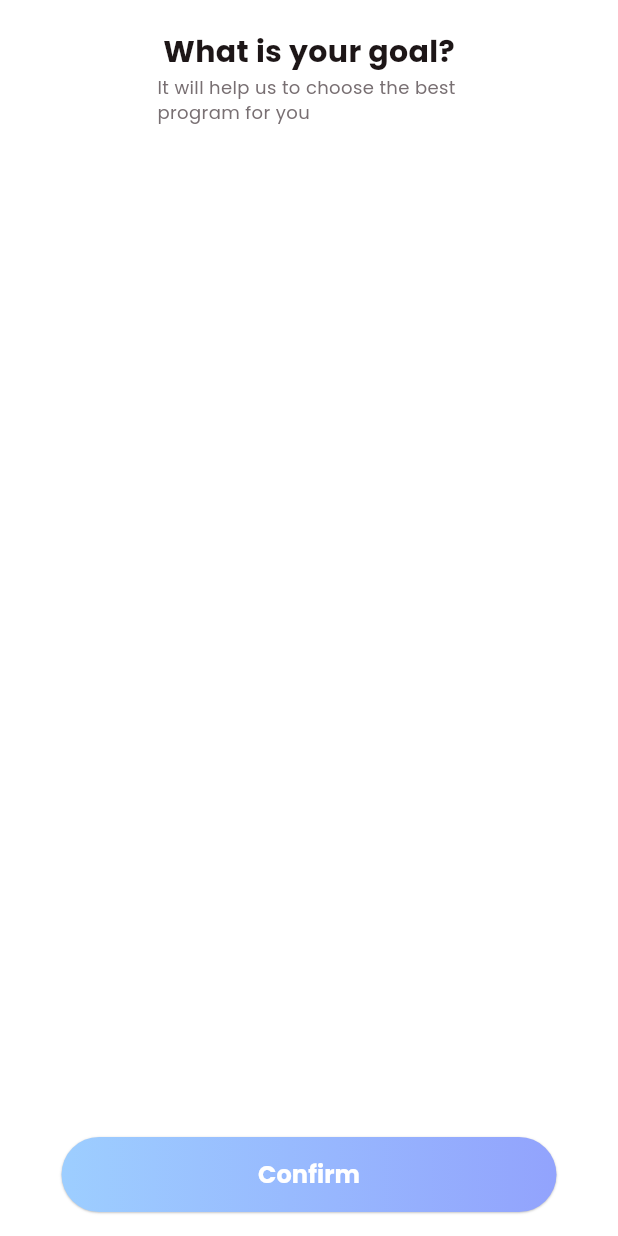
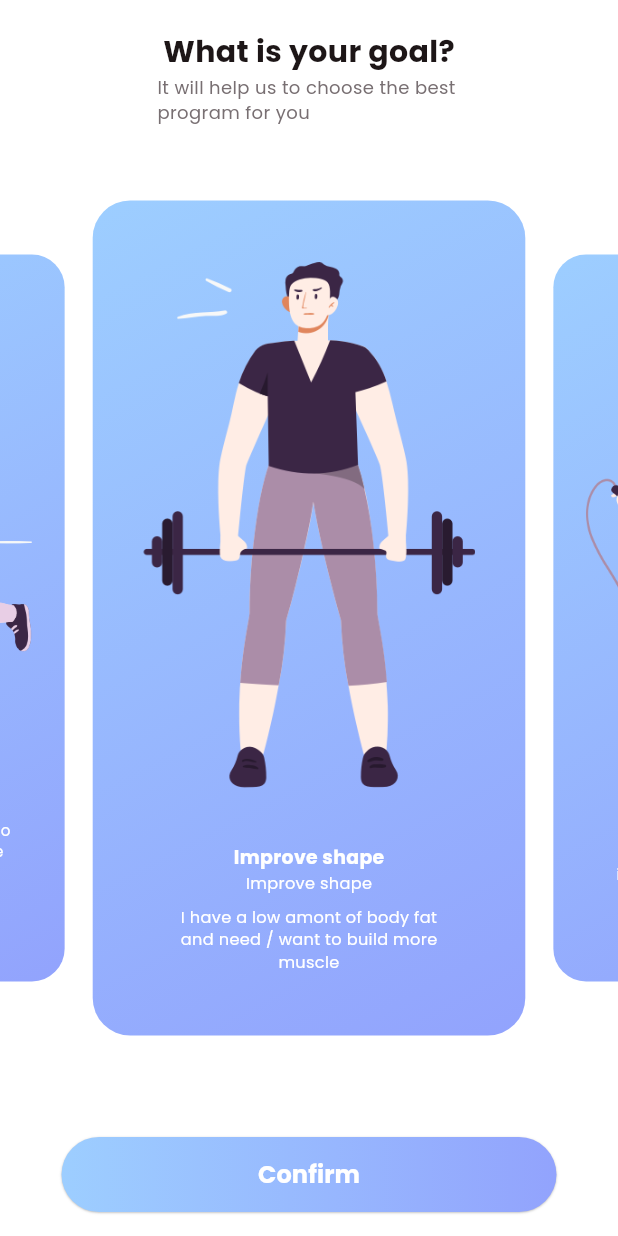
Before and after one commit to SamaM80/fitness, a Flutter app: the WhatYourGoalView screen opened directly, on a phone screen of 412 x 824 dp. Run offline on Flutter 3.47's test engine with Material 3 defaults, Android fonts, the phone set to English and light mode, and no system bars; drawn by our look-alikes of carousel_slider.

Commit message:
Implement carousel slider in WhatYourGoalView; add WelcomeView with basic layout

```diff
--- /dev/null
+++ b/lib/view/login/welcome_view.dart
@@ -0,0 +1,23 @@
+import 'package:fitness01/common/color_extension.dart';
+import 'package:flutter/material.dart';
+
+class WelcomeView extends StatefulWidget {
+  const WelcomeView({super.key});
+
+  @override
+  State<WelcomeView> createState() => _WelcomeViewState();
+}
+
+class _WelcomeViewState extends State<WelcomeView> {
+  @override
+  Widget build(BuildContext context) {
+    return Scaffold(
+      backgroundColor: Tcolor.white,
+      body: SafeArea(
+        child: Container(
+          padding: const EdgeInsets.symmetric(vertical: 15, horizontal: 25),
+        ),
+      ),
+    );
+  }
+}
--- a/lib/view/login/what_your_goal_view.dart
+++ b/lib/view/login/what_your_goal_view.dart
@@ -1,3 +1,4 @@
+import 'package:carousel_slider/carousel_slider.dart';
 import 'package:flutter/material.dart';
 import '../../common/color_extension.dart';
 import '../../common_widget/round_button.dart';
@@ -10,6 +11,28 @@ class WhatYourGoalView extends StatefulWidget {
 }
 
 class _WhatYourGoalViewState extends State<WhatYourGoalView> {
+  CarouselSliderController buttonCarouselController =
+      CarouselSliderController();
+  List goalArr = [
+    {
+      "image": "assets/img/goal_1.png",
+      "title": "Improve shape",
+      "subtitle":
+          "I have a low amont of body fat\nand need / want to build more\nmuscle",
+    },
+    {
+      "image": "assets/img/goal_2.png",
+      "title": "Lean & Tone",
+      "subtitle":
+          "i'm skinny fat. look thin but have \nno shape. I want to add learn\nmuscle in the right way",
+    },
+    {
+      "image": "assets/img/goal_3.png",
+      "title": "Lose a Fat",
+      "subtitle":
+          "I have over 20 lbs to lose. i want to\ndrop all this fat and gain muscle\nmess",
+    },
+  ];
   @override
   Widget build(BuildContext context) {
     var media = MediaQuery.of(context).size;
@@ -18,6 +41,73 @@ class _WhatYourGoalViewState extends State<WhatYourGoalView> {
       body: SafeArea(
         child: Stack(
           children: [
+            Center(
+              child: CarouselSlider(
+                items: goalArr
+                    .map(
+                      (g0bj) => Container(
+                        decoration: BoxDecoration(
+                          gradient: LinearGradient(
+                            colors: Tcolor.primaryG,
+                            begin: Alignment.topLeft,
+                            end: Alignment.bottomRight,
+                          ),
+                          borderRadius: BorderRadius.circular(25),
+                        ),
+                        padding: EdgeInsets.symmetric(
+                          vertical: media.width * 0.1,
+                          horizontal: 25,
+                        ),
+                        alignment: Alignment.center,
+                        child: FittedBox(
+                          child: Column(
+                            children: [
+                              Image.asset(
+                                g0bj["image"].toString(),
+                                width: media.width * 0.6,
+                                fit: BoxFit.fitWidth,
+                              ),
+                              SizedBox(height: media.width * 0.1),
+                              Text(
+                                g0bj["title"].toString(),
+                                style: TextStyle(
+                                  color: Tcolor.white,
+                                  fontSize: 14,
+                                  fontWeight: FontWeight.w700,
+                                ),
+                              ),
+                              Text(
+                                g0bj["title"].toString(),
+                                style: TextStyle(
+                                  color: Tcolor.white,
+                                  fontSize: 12,
+                                ),
+                              ),
+                              SizedBox(height: media.width * 0.02),
+                              Text(
+                                g0bj["subtitle"].toString(),
+                                textAlign: TextAlign.center,
+                                style: TextStyle(
+                                  color: Tcolor.white,
+                                  fontSize: 12,
+                                ),
+                              ),
+                            ],
+                          ),
+                        ),
+                      ),
+                    )
+                    .toList(),
+                carouselController: buttonCarouselController,
+                options: CarouselOptions(
+                  autoPlay: false,
+                  enlargeCenterPage: true,
+                  viewportFraction: 0.7,
+                  aspectRatio: 0.74,
+                  initialPage: 0,
+                ),
+              ),
+            ),
             Container(
               padding: const EdgeInsets.symmetric(horizontal: 25),
               width: media.width,
--- a/pubspec.yaml
+++ b/pubspec.yaml
@@ -34,6 +34,7 @@ dependencies:
   # The following adds the Cupertino Icons font to your application.
   # Use with the CupertinoIcons class for iOS style icons.
   cupertino_icons: ^1.0.8
+  carousel_slider: ^5.1.1
 
 dev_dependencies:
   flutter_test:
```
Also changed, not shown: pubspec.lock.
